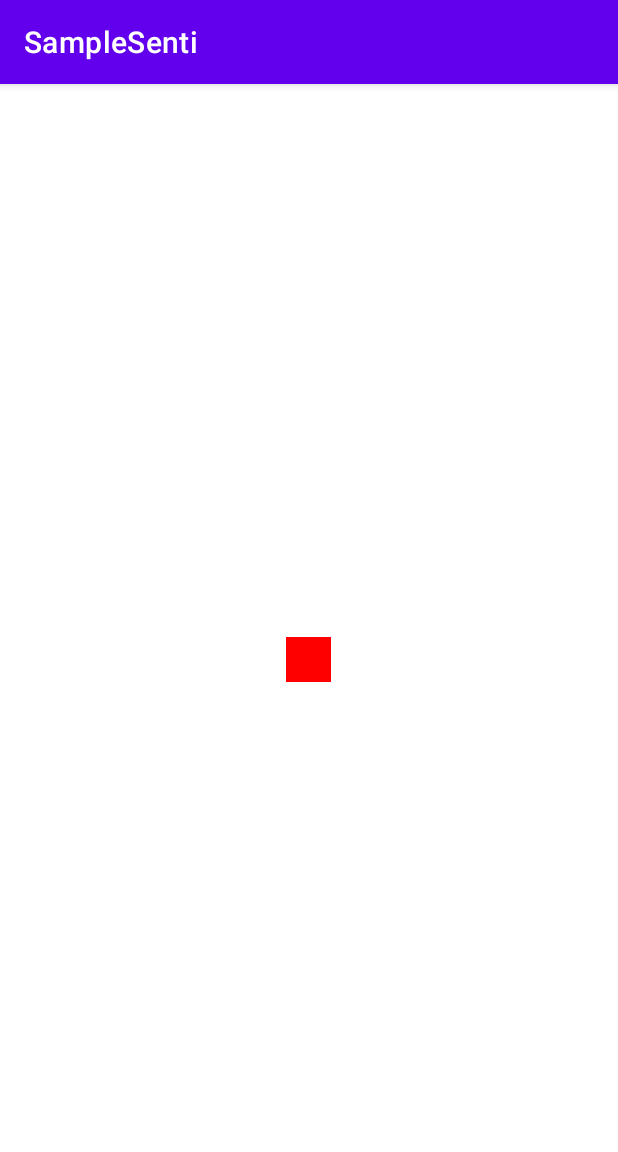
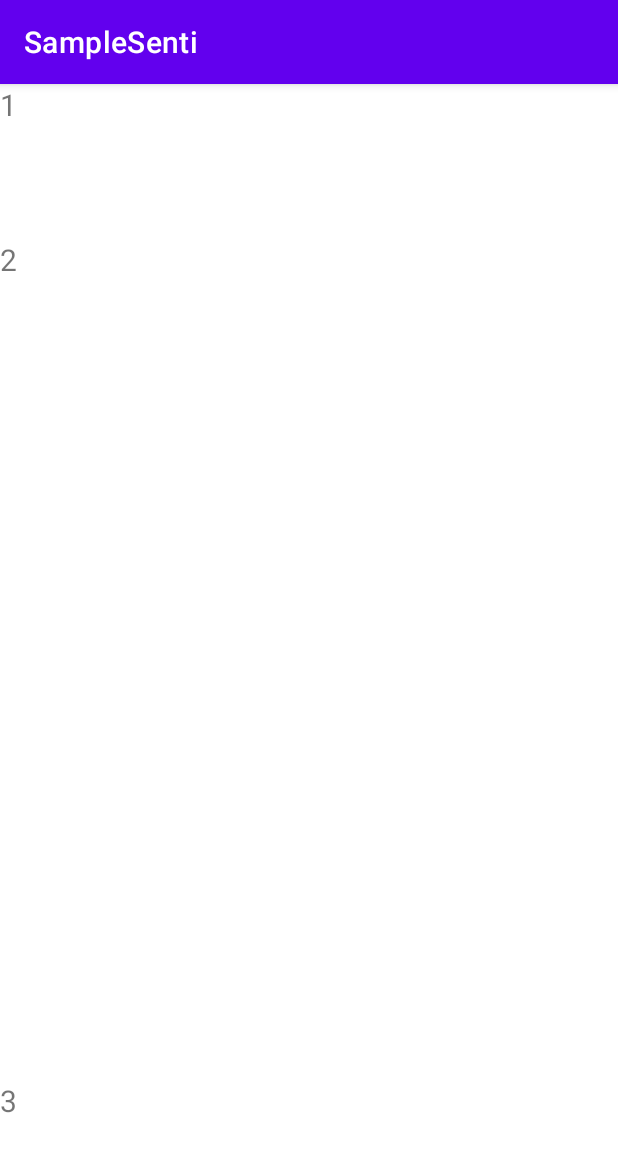
Before and after one commit to plitche/Android_Prac, an Android app: the screen it shows after launch (MainActivity), on a phone screen of 412 x 824 dp. Shown: the top 1152 px of the screen. Run offline under Robolectric (Android 15) with nearby library versions, the phone set to English and light mode, and no system bars.

Commit message:
3. 화면 그리기, 레이아웃 RelativeLayout & LinearLayout
LinearLayout 범위 지정

```diff
--- a/SampleSenti/app/src/main/res/layout/activity_main.xml
+++ b/SampleSenti/app/src/main/res/layout/activity_main.xml
@@ -1,18 +1,35 @@
 <?xml version="1.0" encoding="utf-8"?>
-<RelativeLayout xmlns:android="http://schemas.android.com/apk/res/android"
+<LinearLayout xmlns:android="http://schemas.android.com/apk/res/android"
     android:layout_width="match_parent"
-    android:layout_height="match_parent">
+    android:layout_height="match_parent"
+    android:orientation="vertical"
+    android:weightSum="9"
+    >
 
-    <LinearLayout
-        android:layout_width="30dp"
-        android:layout_height="30dp"
-        android:background="#ff0000"
-        android:layout_centerInParent="true"
-        android:orientation="vertical"
-
+    <TextView
+        android:layout_width="match_parent"
+        android:layout_height="wrap_content"
+        android:text="1"
+        android:textSize="20sp"
+        android:layout_weight="1"
+    />
+    <TextView
+        android:id="@+id/TextView_2"
+        android:layout_width="match_parent"
+        android:layout_height="wrap_content"
+        android:text="2"
+        android:textSize="20sp"
+        android:layout_weight="7"
+    />
+    <TextView
+        android:layout_width="match_parent"
+        android:layout_height="wrap_content"
+        android:text="3"
+        android:textSize="20sp"
+        android:layout_weight="1"
     />
 
-</RelativeLayout>
+</LinearLayout>
 
 <!--
 <androidx.constraintlayout.widget.ConstraintLayout xmlns:android="http://schemas.android.com/apk/res/android"
```
